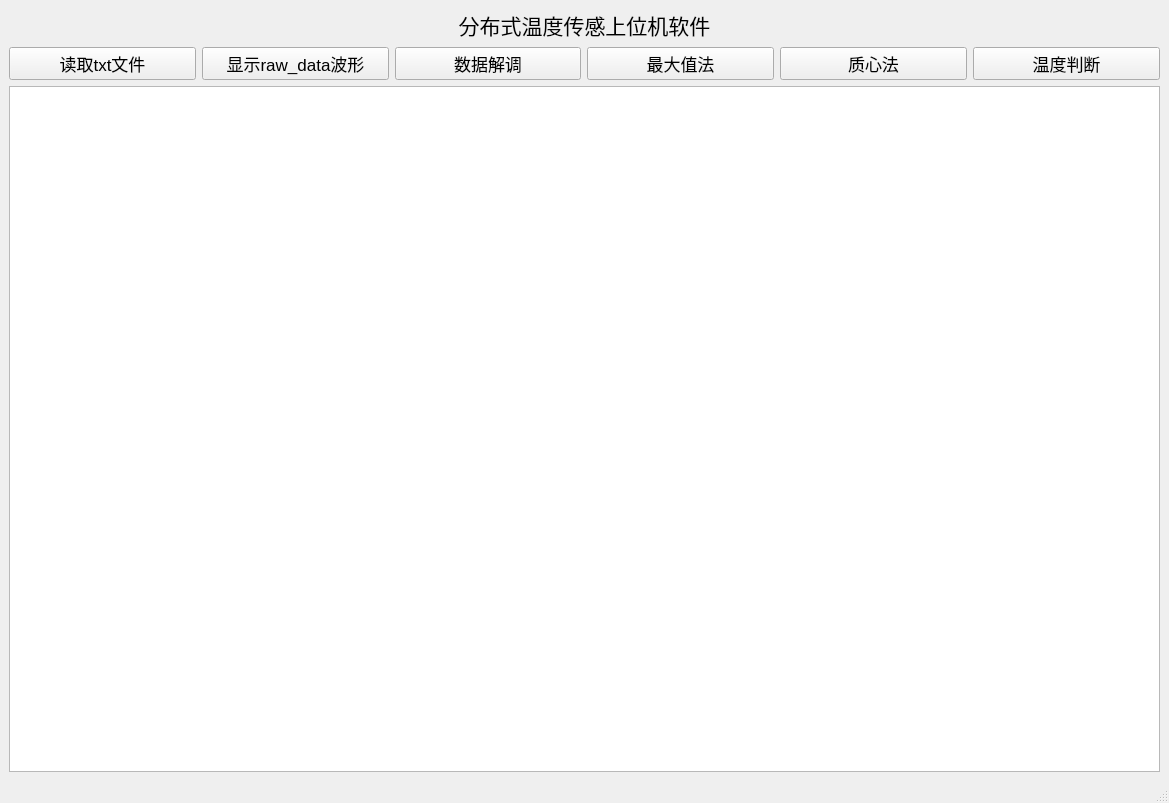
519984307/Qt_UDP_DTS_v3.3.0, file mainwindow.ui: the form before one commit.
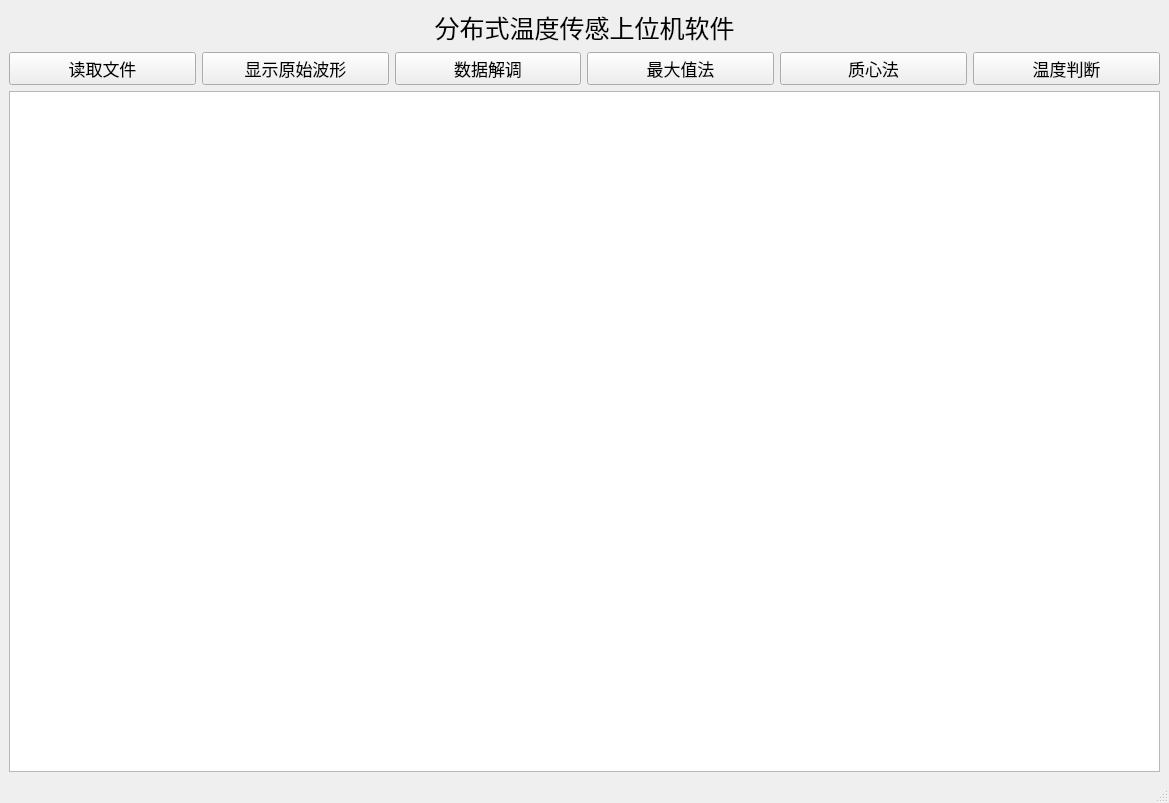
The form after the commit.

The edit to the form file:
```diff
--- a/mainwindow.ui
+++ b/mainwindow.ui
@@ -27,7 +27,7 @@
            </font>
           </property>
           <property name="text">
-           <string>读取txt文件</string>
+           <string>读取文件</string>
           </property>
          </widget>
         </item>
@@ -39,7 +39,7 @@
            </font>
           </property>
           <property name="text">
-           <string>显示raw_data波形</string>
+           <string>显示原始波形</string>
           </property>
          </widget>
         </item>
@@ -113,7 +113,7 @@
       <property name="font">
        <font>
         <family>Microsoft YaHei</family>
-        <pointsize>16</pointsize>
+        <pointsize>19</pointsize>
        </font>
       </property>
       <property name="text">
```
